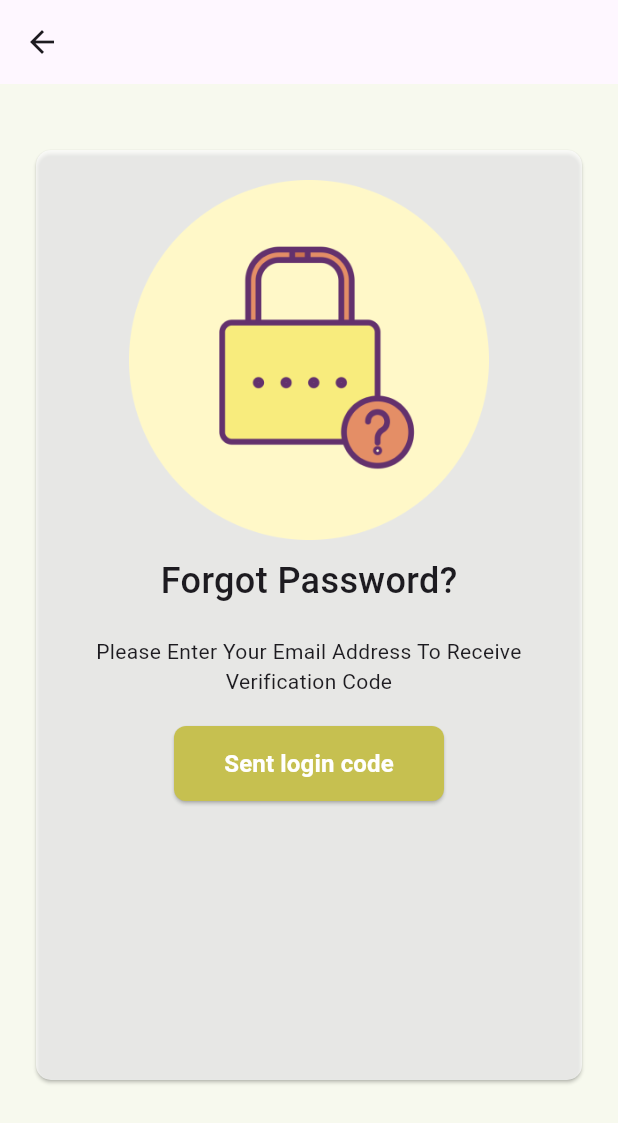
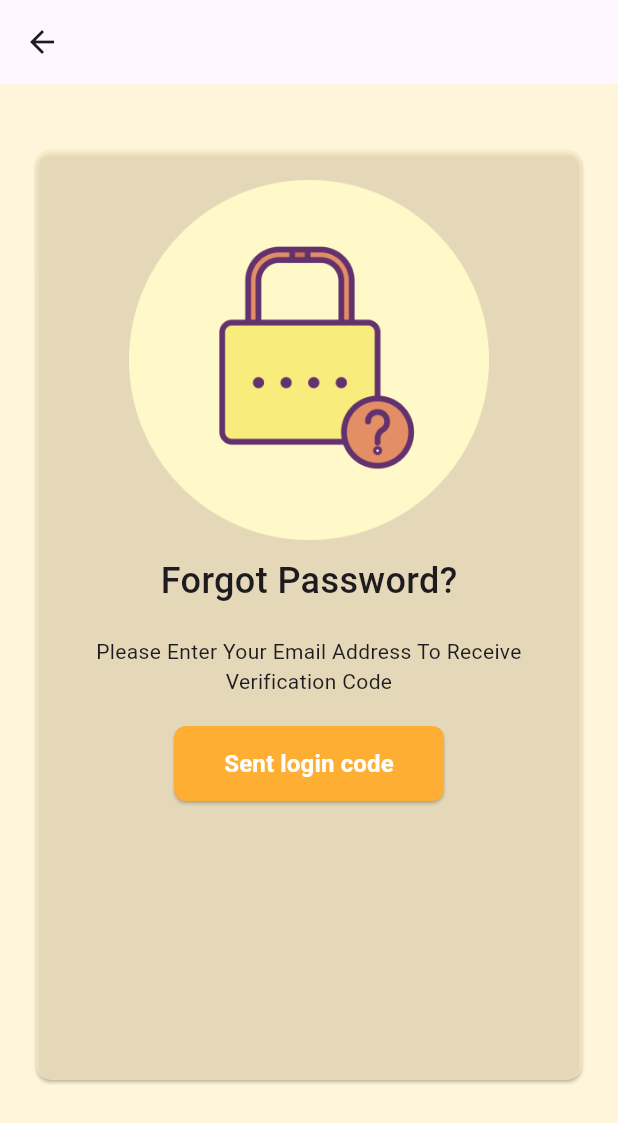
Before and after one commit to nuramirahathirahnazli/ByteBurst, a Flutter app: the ForgotPassWidget screen opened directly, on a phone screen of 412 x 824 dp. Shown: the top 1123 px of the screen. Run offline on Flutter 3.47's test engine with Material 3 defaults, Android fonts, the phone set to English and light mode, and no system bars; our stand-ins replace curved_navigation_bar, firebase_auth, firebase_core; accounts and stored records are empty; Roboto replaces fonts that are missing (Montserrat).

Commit message:
change color on forgot password

```diff
--- a/utmfit/lib/screens/authentication/forgotpassword.dart
+++ b/utmfit/lib/screens/authentication/forgotpassword.dart
@@ -1,6 +1,7 @@
 // Importing necessary packages
 import 'package:flutter/material.dart'; // Flutter material library for UI components
 import 'package:firebase_auth/firebase_auth.dart'; // Firebase authentication package
+import 'package:utmfit/src/constants/colors.dart';
 
 // Importing the ForgotPassModel class from another file and exporting it
 import '../../model/forgotpass.dart';
@@ -48,7 +49,7 @@ class _ForgotPassWidgetState extends State<ForgotPassWidget> {
       onTap: () => FocusScope.of(context).requestFocus(_unfocusNode), // Handling tap to unfocus
       child: Scaffold(
         key: scaffoldKey, // Setting the key for the scaffold
-        backgroundColor: Color.fromARGB(255, 247, 249, 238), // Setting background color
+        backgroundColor: clrBase, // Setting background color
         appBar: AppBar(
           leading: IconButton(
             icon: Icon(Icons.arrow_back),
@@ -72,7 +73,7 @@ class _ForgotPassWidgetState extends State<ForgotPassWidget> {
                     padding: EdgeInsetsDirectional.fromSTEB(20, 40, 20, 100),
                     child: Card(
                       clipBehavior: Clip.antiAliasWithSaveLayer,
-                      color: Color(0xAEFFFFFF),
+                      color: clrUser3,
                       shape: RoundedRectangleBorder(
                         borderRadius: BorderRadius.circular(10),
                       ),
@@ -138,8 +139,7 @@ class _ForgotPassWidgetState extends State<ForgotPassWidget> {
                               ),
                               style: ButtonStyle(
                                 backgroundColor:
-                                    MaterialStateProperty.all(Color.fromARGB(
-                                        255, 198, 192, 80)),
+                                    MaterialStateProperty.all(clrUser4),
                                 padding: MaterialStateProperty.all(
                                     EdgeInsets.fromLTRB(0, 0, 0, 0)),
                                 minimumSize: MaterialStateProperty.all(
```
